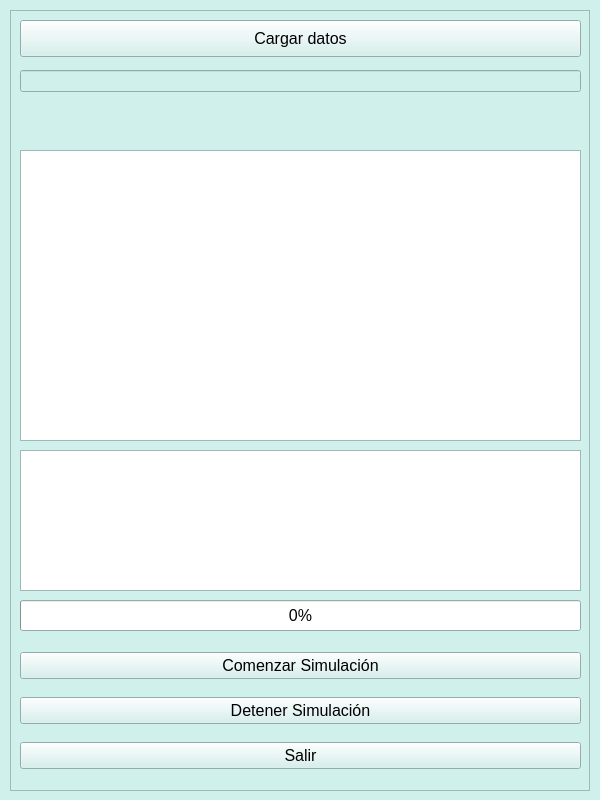
Before: the Qt Designer form gui/qt_ui/simulation_widget.ui in IsaelPT/SimUci, drawn with Qt 5.
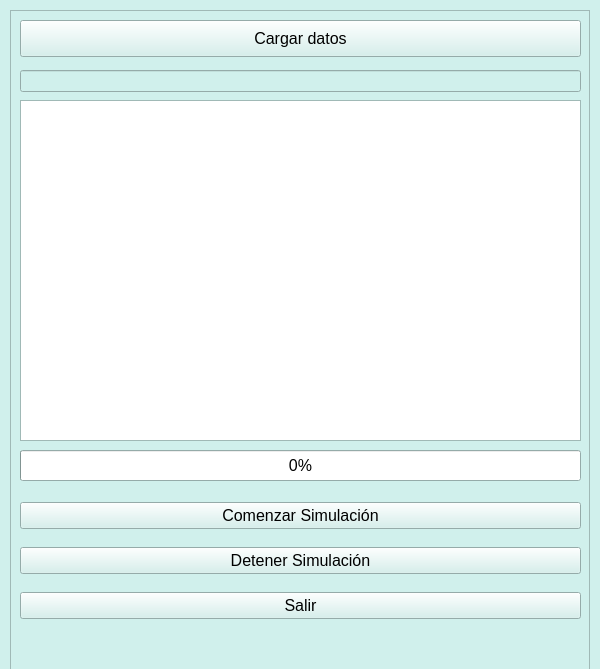
After: the same form once the commit is applied.

What changed in the file:
```diff
--- a/gui/qt_ui/simulation_widget.ui
+++ b/gui/qt_ui/simulation_widget.ui
@@ -7,7 +7,7 @@
     <x>0</x>
     <y>0</y>
     <width>600</width>
-    <height>800</height>
+    <height>669</height>
    </rect>
   </property>
   <property name="sizePolicy">
@@ -504,7 +504,7 @@
     <property name="geometry">
      <rect>
       <x>10</x>
-      <y>590</y>
+      <y>440</y>
       <width>561</width>
       <height>31</height>
      </rect>
@@ -517,7 +517,7 @@
     <property name="geometry">
      <rect>
       <x>10</x>
-      <y>630</y>
+      <y>480</y>
       <width>561</width>
       <height>141</height>
      </rect>
@@ -578,29 +578,13 @@
      </font>
     </property>
    </widget>
-   <widget class="QListView" name="listView_simulacion">
-    <property name="geometry">
-     <rect>
-      <x>10</x>
-      <y>440</y>
-      <width>561</width>
-      <height>141</height>
-     </rect>
-    </property>
-    <property name="font">
-     <font>
-      <family>Segoe UI</family>
-      <pointsize>8</pointsize>
-     </font>
-    </property>
-   </widget>
    <widget class="QTableView" name="tableView_diagnosticos">
     <property name="geometry">
      <rect>
       <x>10</x>
-      <y>140</y>
+      <y>90</y>
       <width>561</width>
-      <height>291</height>
+      <height>341</height>
      </rect>
     </property>
     <property name="font">
```
